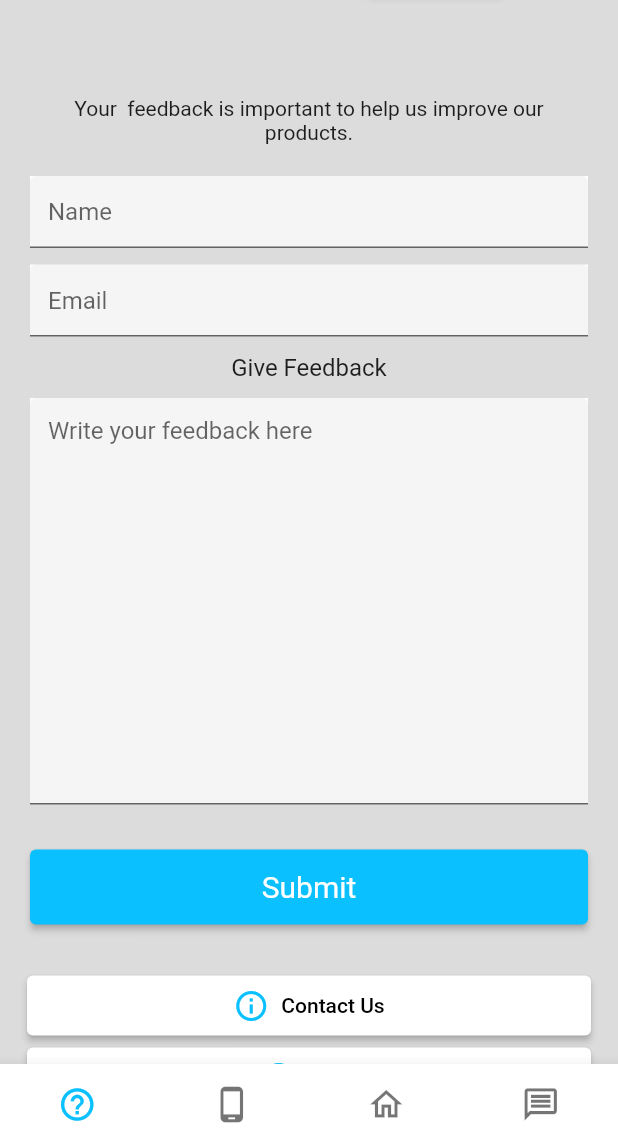
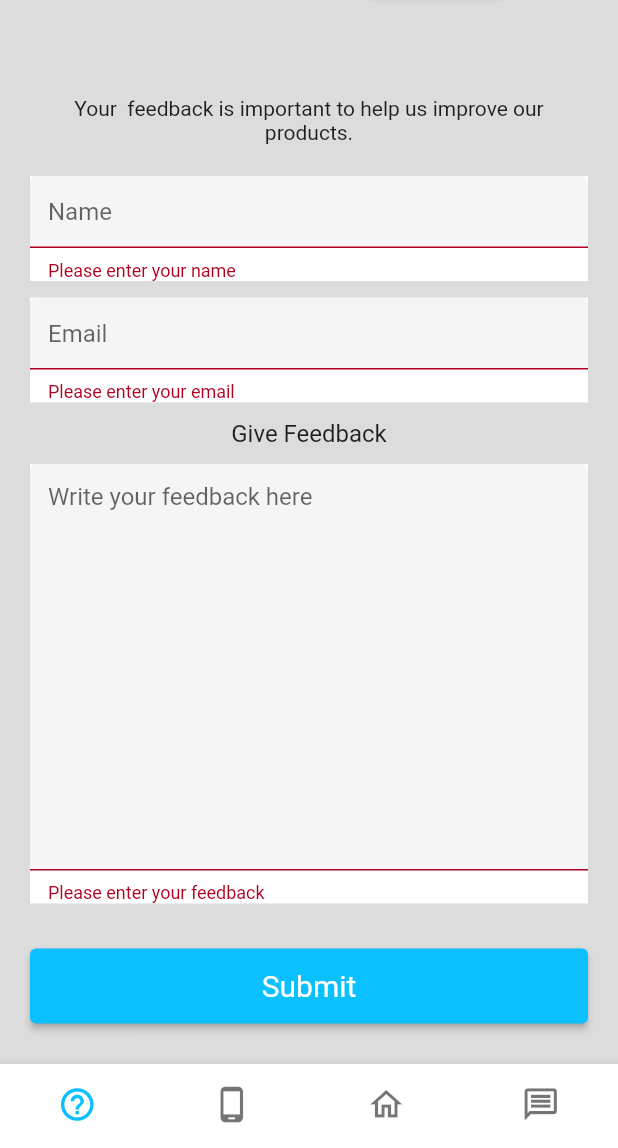
Before and after one commit to RoadSage/roadsage-app, a Flutter app: the screen it shows after launch, after a tap on "Submit", on a phone screen of 412 x 824 dp, the part 88-1236 px from its top. Run offline on Flutter 3.47's test engine with Material 2 defaults, Android fonts, the phone set to English and light mode, and no system bars; our stand-ins replace firebase_auth, firebase_core, flutter_riverpod, flutter_secure_storage, flutter_signin_button, flutter_translate and 7 more; missing offline and left inert: flutter_facebook_auth, flutter_settings_ui, receive_intent; accounts and stored records are empty.

```diff
--- a/lib/screens/help.dart
+++ b/lib/screens/help.dart
@@ -1,4 +1,5 @@
 import 'package:flutter/material.dart';
+import 'package:fluttertoast/fluttertoast.dart';
 import 'package:roadsage/constants.dart';
 
 class HelpScreen extends StatefulWidget {
@@ -9,9 +10,12 @@ class HelpScreen extends StatefulWidget {
 }
 
 class _HelpScreenState extends State<HelpScreen> {
+  final _formKey = GlobalKey<FormState>();
   @override
   Widget build(BuildContext context) {
-    return Container(
+    return Form(
+      key: _formKey,
+      child: Container(
         child: Padding(
             padding: const EdgeInsets.only(top: 28.0),
             child: ListView(children: <Widget>[
@@ -26,24 +30,41 @@ class _HelpScreenState extends State<HelpScreen> {
               Padding(
                   child: Container(
                     color: Theme.of(context).primaryColorLight,
-                  child: const TextField(
+                    child: TextFormField(
                       maxLines: 1,
-                    decoration: InputDecoration(
+                      decoration: const InputDecoration(
                         hintText: RoadSageStrings.formName,
                         filled: true,
                       ),
+                      validator: (value) {
+                        if (value == null || value.isEmpty) {
+                          return 'Please enter your name';
+                        }
+                        return null;
+                      },
                     ),
                   ),
                   padding: const EdgeInsets.fromLTRB(20, 1.0, 20, 10.0)),
               Padding(
                   child: Container(
                     color: Theme.of(context).primaryColorLight,
-                  child: const TextField(
+                    child: TextFormField(
                       maxLines: 1,
-                    decoration: InputDecoration(
+                      decoration: const InputDecoration(
                         hintText: RoadSageStrings.formEmail,
                         filled: true,
                       ),
+                      validator: (value) {
+                        if (value == null || value.isEmpty) {
+                          return 'Please enter your email';
+                        }
+                        if (!RegExp(
+                                r"^[a-zA-Z0-9.a-zA-Z0-9.!#$%&'*+-/=?^_`{|}~]+@[a-zA-Z0-9]+\.[a-zA-Z]+")
+                            .hasMatch(value)) {
+                          return 'Please enter a correct email';
+                        }
+                        return null;
+                      },
                     ),
                   ),
                   padding: const EdgeInsets.fromLTRB(20, 1.0, 20, 10.0)),
@@ -59,10 +80,18 @@ class _HelpScreenState extends State<HelpScreen> {
               Padding(
                   child: Container(
                     color: Theme.of(context).primaryColorLight,
-                  child: const TextField(
+                    child: TextFormField(
                       maxLines: 13,
-                    decoration: InputDecoration(
-                        filled: true, hintText: RoadSageStrings.feedbackHint),
+                      validator: (value) {
+                        if (value == null || value.isEmpty) {
+                          return 'Please enter your feedback';
+                        }
+                        return null;
+                      },
+                      decoration: const InputDecoration(
+                        filled: true,
+                        hintText: RoadSageStrings.feedbackHint,
+                      ),
                     ),
                   ),
                   padding: const EdgeInsets.fromLTRB(20, 1.0, 20, 10.0)),
@@ -75,7 +104,7 @@ class _HelpScreenState extends State<HelpScreen> {
                       child: ElevatedButton(
                         style: ElevatedButton.styleFrom(
                             textStyle: const TextStyle(fontSize: 20)),
-                      onPressed: () => submit(),
+                        onPressed: () => submit(_formKey),
                         child: const Text(RoadSageStrings.formSubmit),
                       ))),
 
@@ -86,6 +115,7 @@ class _HelpScreenState extends State<HelpScreen> {
             ])),
         padding: const EdgeInsets.all(0.0),
         alignment: Alignment.center,
+      ),
     );
   }
 
@@ -99,8 +129,9 @@ class _HelpScreenState extends State<HelpScreen> {
           style: ButtonStyle(
             padding: MaterialStateProperty.all(
                 const EdgeInsets.symmetric(vertical: 8)),
-              backgroundColor: MaterialStateProperty.all(
-                  Theme.of(context).primaryColorLight)),
+            backgroundColor:
+                MaterialStateProperty.all(Theme.of(context).primaryColorLight),
+          ),
           label: Text(
             text,
             style: Theme.of(context).textTheme.button,
@@ -108,7 +139,9 @@ class _HelpScreenState extends State<HelpScreen> {
     );
   }
 
-  static void submit() {
-    // TODO: implement callback
+  static void submit(formKey) {
+    if (formKey.currentState.validate()) {
+      Fluttertoast.showToast(msg: "Feedback submitted!");
     }
   }
+}
--- a/lib/screens/login.dart
+++ b/lib/screens/login.dart
@@ -1,3 +1,5 @@
+import 'dart:io';
+
 import 'package:flutter/material.dart';
 import 'package:google_fonts/google_fonts.dart';
 import 'package:flutter_signin_button/flutter_signin_button.dart';
@@ -5,6 +7,7 @@ import 'package:firebase_auth/firebase_auth.dart' as firebase_auth;
 
 import 'package:roadsage/constants.dart';
 import 'package:roadsage/authentication/auth_services.dart';
+import 'package:sign_in_with_apple/sign_in_with_apple.dart';
 
 class LoginScreen extends StatefulWidget {
   const LoginScreen({Key? key}) : super(key: key);
@@ -104,7 +107,25 @@ class _LoginScreenState extends State<LoginScreen> {
               // Needed so that there's no back button after login
               // Fine for now because testing and stuff
               children: [
-                SignInButtonBuilder(
+                Platform.isIOS
+                    ? SignInButton(
+                        Buttons.Apple,
+                        onPressed: () async {
+                          await SignInWithApple.getAppleIDCredential(
+                            scopes: [
+                              AppleIDAuthorizationScopes.email,
+                              AppleIDAuthorizationScopes.fullName,
+                            ],
+                          );
+                              Navigator.pushReplacementNamed(context, Routes.home);
+                        },
+                        shape: RoundedRectangleBorder(
+                            borderRadius: BorderRadius.circular(15)),
+                      )
+                    : const SizedBox(),
+                Platform.isIOS
+                    ? const SizedBox()
+                    : SignInButtonBuilder(
                         text: RoadSageStrings.signInWithGoogle,
                         textColor: Colors.black54,
                         image: Image.asset(
@@ -115,7 +136,8 @@ class _LoginScreenState extends State<LoginScreen> {
                         // innerPadding: EdgeInsets.only(left: 10),
                         onPressed: () => authClass.signInWithGoogle(context),
                         shape: RoundedRectangleBorder(
-                        borderRadius: BorderRadius.circular(15))),
+                            borderRadius: BorderRadius.circular(15)),
+                      ),
                 SignInButton(
                   Buttons.Facebook,
                   onPressed: () => authClass.signInWithFacebook(context),
--- a/lib/screens/submit_question.dart
+++ b/lib/screens/submit_question.dart
@@ -1,4 +1,5 @@
 import 'package:flutter/material.dart';
+import 'package:fluttertoast/fluttertoast.dart';
 import '../constants.dart';
 
 class SubmitQuestionScreen extends StatefulWidget {
@@ -94,7 +95,9 @@ class _SubmitQuestionScreenState extends State<SubmitQuestionScreen> {
                       child: ElevatedButton(
                         style: ElevatedButton.styleFrom(
                             textStyle: const TextStyle(fontSize: 20)),
-                        onPressed: () => Navigator.pop(context),
+                        onPressed: ()  {Navigator.pop(context);
+                        Fluttertoast.showToast(msg: "Thank you for submitting your question, a member will get back to you as soon as possible");
+                        },
                         child: const Text(
                           'Submit',
                         ),
```
Also changed, not shown: 22 other files. Lines whose indentation alone changed are shown as unchanged.
